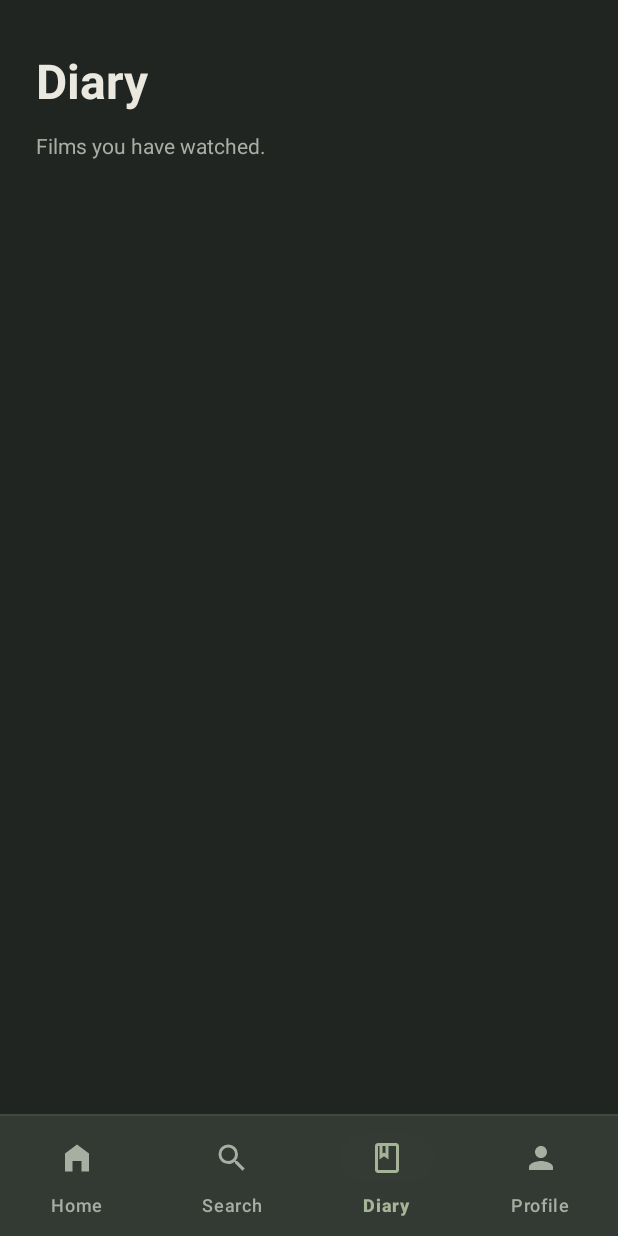
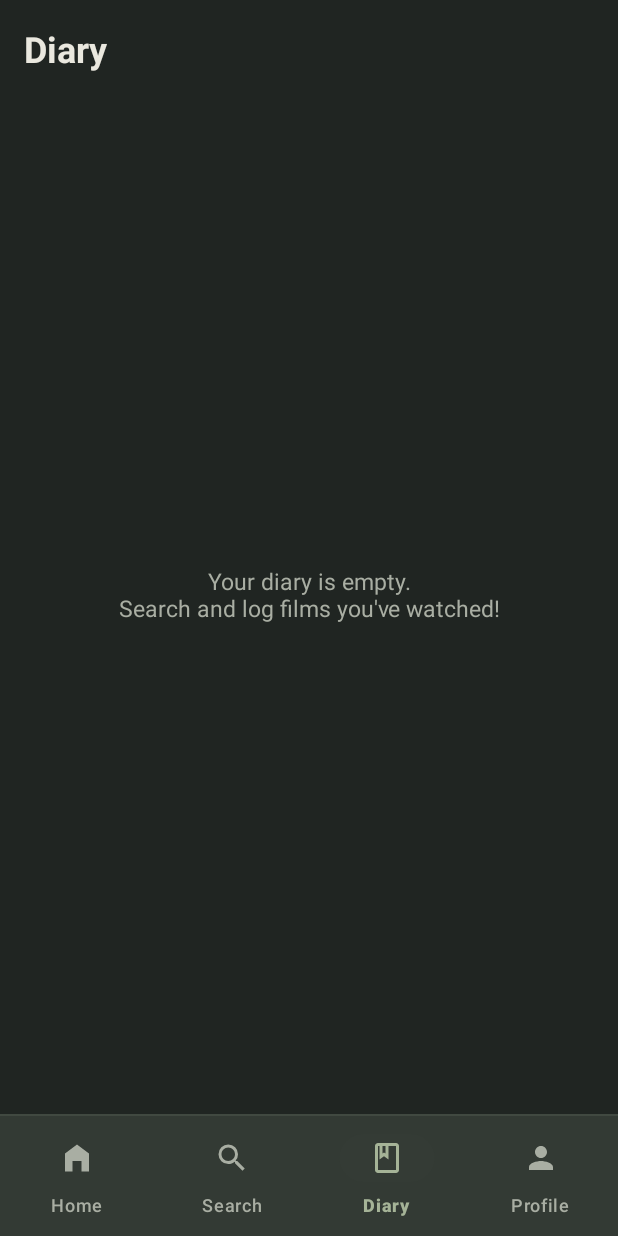
Before and after one commit to gurusainathp/Movieed, an Android app: the screen it shows after launch (MainActivity), item 3 of the bottom bar chosen, on a phone screen of 412 x 824 dp. Run offline under Robolectric (Android 15) with nearby library versions, the phone set to English and light mode, and no system bars; our stand-ins replace Room's generated code; pictures from the network do not load.

Commit message:
feat: implement personal movie diary screen displaying saved logs

```diff
--- a/app/src/main/java/com/gurusainathp/movieed/MainActivity.java
+++ b/app/src/main/java/com/gurusainathp/movieed/MainActivity.java
@@ -12,6 +12,7 @@ import androidx.fragment.app.Fragment;
 import com.google.android.material.bottomnavigation.BottomNavigationView;
 import com.gurusainathp.movieed.ui.HomeFragment;
 import com.gurusainathp.movieed.ui.PlaceholderFragment;
+import com.gurusainathp.movieed.ui.diary.DiaryFragment;
 import com.gurusainathp.movieed.ui.search.SearchFragment;
 
 public class MainActivity extends AppCompatActivity {
@@ -47,7 +48,7 @@ public class MainActivity extends AppCompatActivity {
             fragment = new SearchFragment();
         } else if (itemId == R.id.nav_diary) {
             tag = "diary";
-            fragment = PlaceholderFragment.newInstance(R.string.nav_diary, R.string.diary_subtitle);
+            fragment = new DiaryFragment();
         } else if (itemId == R.id.nav_profile) {
             tag = "profile";
             fragment = PlaceholderFragment.newInstance(R.string.nav_profile, R.string.profile_subtitle);
--- a/app/src/main/java/com/gurusainathp/movieed/data/local/dao/MovieLogDao.java
+++ b/app/src/main/java/com/gurusainathp/movieed/data/local/dao/MovieLogDao.java
@@ -9,6 +9,8 @@ import androidx.room.Query;
 import androidx.room.Update;
 
 import com.gurusainathp.movieed.data.local.entity.MovieLogEntity;
+import com.gurusainathp.movieed.data.local.entity.MovieLogWithDetails;
+import androidx.room.Transaction;
 
 import java.util.List;
 
@@ -32,4 +34,8 @@ public interface MovieLogDao {
 
     @Query("SELECT * FROM movie_logs ORDER BY watchedDate DESC")
     LiveData<List<MovieLogEntity>> getAllLogs();
+
+    @Transaction
+    @Query("SELECT * FROM movie_logs ORDER BY watchedDate DESC, createdAt DESC")
+    LiveData<List<MovieLogWithDetails>> getAllLogsWithDetails();
 }
--- a/app/src/main/java/com/gurusainathp/movieed/data/repository/MovieRepository.java
+++ b/app/src/main/java/com/gurusainathp/movieed/data/repository/MovieRepository.java
@@ -9,6 +9,7 @@ import com.gurusainathp.movieed.data.local.dao.MovieLogDao;
 import com.gurusainathp.movieed.data.local.database.AppDatabase;
 import com.gurusainathp.movieed.data.local.entity.MovieEntity;
 import com.gurusainathp.movieed.data.local.entity.MovieLogEntity;
+import com.gurusainathp.movieed.data.local.entity.MovieLogWithDetails;
 
 import java.util.List;
 import java.util.concurrent.ExecutorService;
@@ -20,6 +21,7 @@ public class MovieRepository {
     private final MovieLogDao movieLogDao;
     private final LiveData<List<MovieEntity>> allMovies;
     private final LiveData<List<MovieLogEntity>> allLogs;
+    private final LiveData<List<MovieLogWithDetails>> allLogsWithDetails;
     private final ExecutorService executor;
 
     public MovieRepository(Application application) {
@@ -28,6 +30,7 @@ public class MovieRepository {
         movieLogDao = database.movieLogDao();
         allMovies = movieDao.getAllMovies();
         allLogs = movieLogDao.getAllLogs();
+        allLogsWithDetails = movieLogDao.getAllLogsWithDetails();
         executor = Executors.newSingleThreadExecutor();
     }
 
@@ -37,6 +40,10 @@ public class MovieRepository {
 
     public LiveData<List<MovieLogEntity>> getAllLogs() {
         return allLogs;
+    }
+
+    public LiveData<List<MovieLogWithDetails>> getAllLogsWithDetails() {
+        return allLogsWithDetails;
     }
 
     public LiveData<MovieEntity> getMovieByTmdbId(int tmdbId) {
--- /dev/null
+++ b/app/src/main/java/com/gurusainathp/movieed/ui/diary/DiaryFragment.java
@@ -0,0 +1,68 @@
+package com.gurusainathp.movieed.ui.diary;
+
+import android.os.Bundle;
+import android.view.LayoutInflater;
+import android.view.View;
+import android.view.ViewGroup;
+import android.widget.TextView;
+
+import androidx.annotation.NonNull;
+import androidx.annotation.Nullable;
+import androidx.fragment.app.Fragment;
+import androidx.lifecycle.ViewModelProvider;
+import androidx.recyclerview.widget.RecyclerView;
+
+import com.gurusainathp.movieed.R;
+import com.gurusainathp.movieed.ui.movie.MovieDetailsActivity;
+
+public class DiaryFragment extends Fragment {
+
+    private DiaryViewModel viewModel;
+    private DiaryAdapter adapter;
+    private RecyclerView rvLogs;
+    private TextView tvEmpty;
+
+    @Nullable
+    @Override
+    public View onCreateView(@NonNull LayoutInflater inflater, @Nullable ViewGroup container,
+                             @Nullable Bundle savedInstanceState) {
+        return inflater.inflate(R.layout.fragment_diary, container, false);
+    }
+
+    @Override
+    public void onViewCreated(@NonNull View view, @Nullable Bundle savedInstanceState) {
+        super.onViewCreated(view, savedInstanceState);
+
+        viewModel = new ViewModelProvider(this).get(DiaryViewModel.class);
+
+        rvLogs = view.findViewById(R.id.rv_diary_logs);
+        tvEmpty = view.findViewById(R.id.tv_diary_empty);
+
+        adapter = new DiaryAdapter(item -> {
+            if (item != null && item.movie != null) {
+                MovieDetailsActivity.launch(
+                        requireContext(),
+                        item.movie.getTmdbId(),
+                        item.movie.getTitle(),
+                        item.movie.getPosterPath()
+                );
+            }
+        });
+        rvLogs.setAdapter(adapter);
+
+        observeViewModel();
+    }
+
+    private void observeViewModel() {
+        viewModel.getDiaryLogs().observe(getViewLifecycleOwner(), logs -> {
+            adapter.setItems(logs);
+            if (logs != null && !logs.isEmpty()) {
+                tvEmpty.setVisibility(View.GONE);
+                rvLogs.setVisibility(View.VISIBLE);
+            } else {
+                rvLogs.setVisibility(View.GONE);
+                tvEmpty.setVisibility(View.VISIBLE);
+            }
+        });
+    }
+}
--- /dev/null
+++ b/app/src/main/java/com/gurusainathp/movieed/ui/diary/DiaryViewModel.java
@@ -0,0 +1,28 @@
+package com.gurusainathp.movieed.ui.diary;
+
+import android.app.Application;
+
+import androidx.annotation.NonNull;
+import androidx.lifecycle.AndroidViewModel;
+import androidx.lifecycle.LiveData;
+
+import com.gurusainathp.movieed.data.local.entity.MovieLogWithDetails;
+import com.gurusainathp.movieed.data.repository.MovieRepository;
+
+import java.util.List;
+
+public class DiaryViewModel extends AndroidViewModel {
+
+    private final MovieRepository repository;
+    private final LiveData<List<MovieLogWithDetails>> diaryLogs;
+
+    public DiaryViewModel(@NonNull Application application) {
+        super(application);
+        repository = new MovieRepository(application);
+        diaryLogs = repository.getAllLogsWithDetails();
+    }
+
+    public LiveData<List<MovieLogWithDetails>> getDiaryLogs() {
+        return diaryLogs;
+    }
+}
--- /dev/null
+++ b/app/src/main/res/layout/fragment_diary.xml
@@ -0,0 +1,52 @@
+<?xml version="1.0" encoding="utf-8"?>
+<androidx.constraintlayout.widget.ConstraintLayout
+    xmlns:android="http://schemas.android.com/apk/res/android"
+    xmlns:app="http://schemas.android.com/apk/res-auto"
+    xmlns:tools="http://schemas.android.com/tools"
+    android:layout_width="match_parent"
+    android:layout_height="match_parent"
+    android:background="@color/movieed_background">
+
+    <TextView
+        android:id="@+id/tv_diary_header"
+        android:layout_width="0dp"
+        android:layout_height="wrap_content"
+        android:layout_marginHorizontal="16dp"
+        android:layout_marginTop="16dp"
+        android:text="@string/nav_diary"
+        android:textColor="@color/movieed_text_primary"
+        android:textSize="24sp"
+        android:textStyle="bold"
+        app:layout_constraintEnd_toEndOf="parent"
+        app:layout_constraintStart_toStartOf="parent"
+        app:layout_constraintTop_toTopOf="parent" />
+
+    <TextView
+        android:id="@+id/tv_diary_empty"
+        android:layout_width="0dp"
+        android:layout_height="wrap_content"
+        android:layout_marginHorizontal="32dp"
+        android:gravity="center"
+        android:text="Your diary is empty.\nSearch and log films you've watched!"
+        android:textColor="@color/movieed_text_secondary"
+        android:textSize="15sp"
+        app:layout_constraintBottom_toBottomOf="parent"
+        app:layout_constraintEnd_toEndOf="parent"
+        app:layout_constraintStart_toStartOf="parent"
+        app:layout_constraintTop_toBottomOf="@id/tv_diary_header" />
+
+    <androidx.recyclerview.widget.RecyclerView
+        android:id="@+id/rv_diary_logs"
+        android:layout_width="0dp"
+        android:layout_height="0dp"
+        android:layout_marginTop="12dp"
+        android:clipToPadding="false"
+        android:paddingBottom="16dp"
+        app:layoutManager="androidx.recyclerview.widget.LinearLayoutManager"
+        app:layout_constraintBottom_toBottomOf="parent"
+        app:layout_constraintEnd_toEndOf="parent"
+        app:layout_constraintStart_toStartOf="parent"
+        app:layout_constraintTop_toBottomOf="@id/tv_diary_header"
+        tools:listitem="@layout/item_diary_log" />
+
+</androidx.constraintlayout.widget.ConstraintLayout>
```
Also changed, not shown: app/src/main/java/com/gurusainathp/movieed/data/local/entity/MovieLogWithDetails.java (added, +16 -0 lines), app/src/main/java/com/gurusainathp/movieed/ui/diary/DiaryAdapter.java (added, +116 -0 lines), app/src/main/res/layout/item_diary_log.xml (added, +88 -0 lines).
